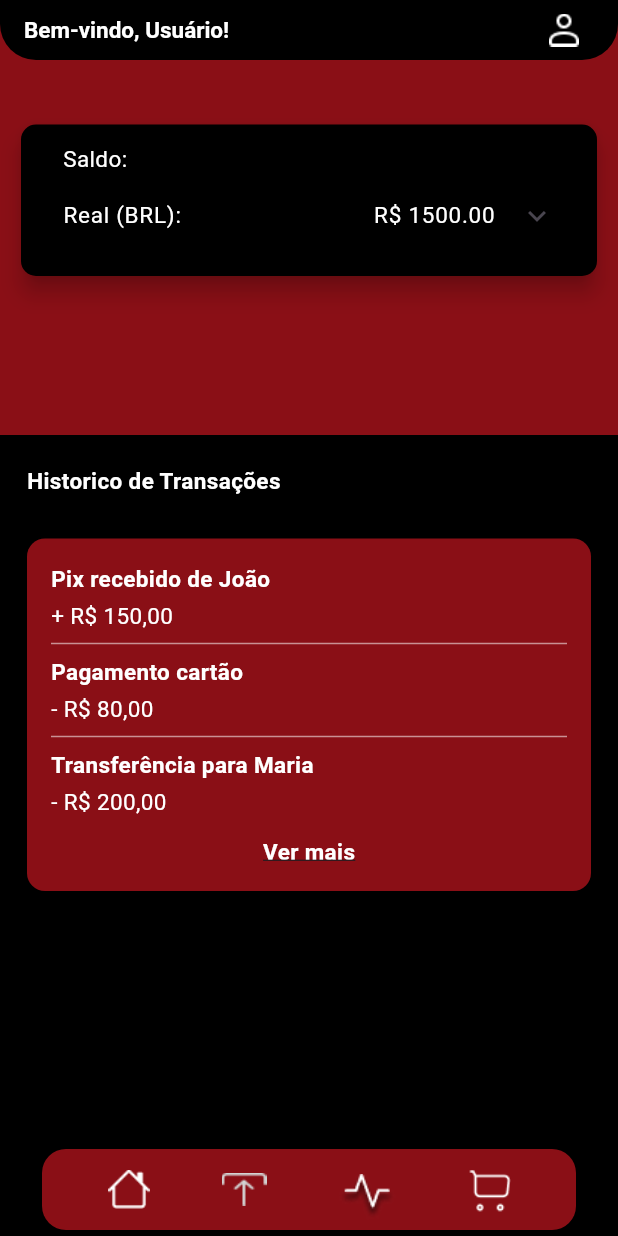
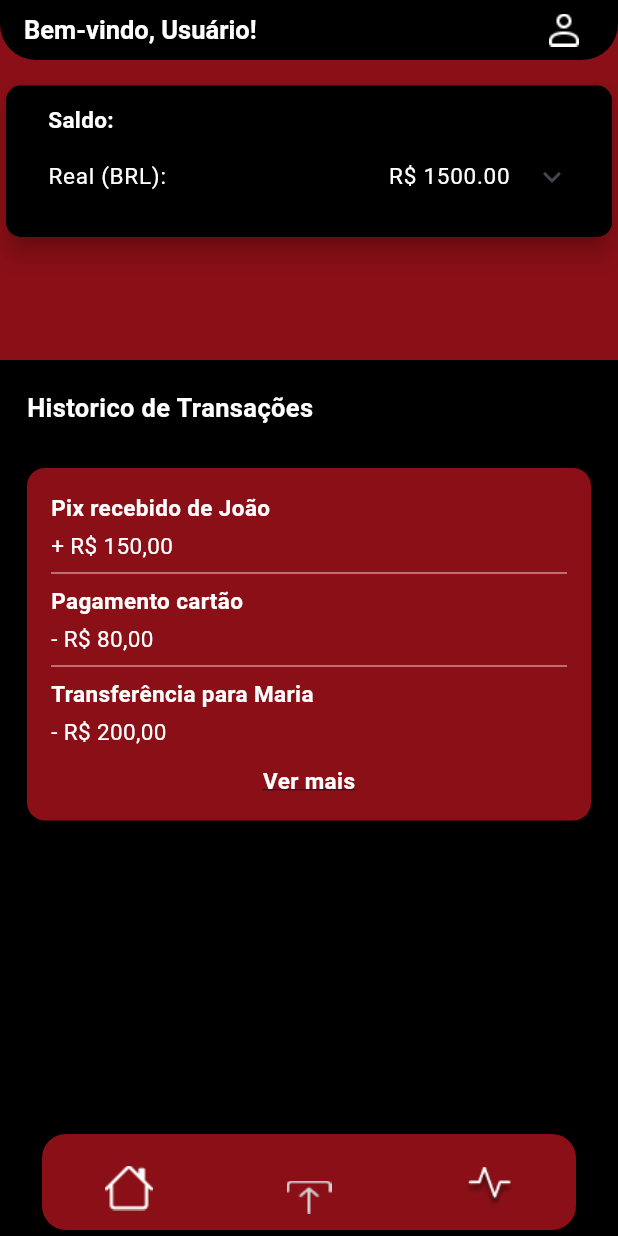
Before and after one commit to D-camara/Banco-digital, a Flutter app: the PrincipalScreen screen opened by its route, on a phone screen of 412 x 824 dp. Run offline on Flutter 3.47's test engine with Material 3 defaults, Android fonts, the phone set to English and light mode, and no system bars; our stand-ins replace image_picker, share_plus.

Commit message:
Reapply "fix: tela principal final"
This reverts commit cb44ec6c11b69221f18e40ad656f284fc6ee1f3b.

```diff
--- a/lib/screens/principal.dart
+++ b/lib/screens/principal.dart
@@ -93,7 +93,16 @@ class _PrincipalScreenState extends State<PrincipalScreen> {
       child: Row(
         mainAxisAlignment: MainAxisAlignment.spaceBetween,
         children: [
-          Text(label, style: whiteText.copyWith(fontSize: 15)),
+          Text(
+            label,
+            style: whiteText.copyWith(
+              fontSize: 15,
+              fontWeight:
+                  label == 'Saldo:'
+                      ? FontWeight.bold
+                      : FontWeight.normal, // só "Saldo:" em negrito
+            ),
+          ),
           Text(value, style: whiteText.copyWith(fontSize: 15)),
         ],
       ),
@@ -118,7 +127,7 @@ class _PrincipalScreenState extends State<PrincipalScreen> {
         title: Text(
           'Bem-vindo, $nome!',
           style: const TextStyle(
-            fontSize: 15,
+            fontSize: 17,
             color: Colors.white,
             fontWeight: FontWeight.bold,
           ),
@@ -135,17 +144,17 @@ class _PrincipalScreenState extends State<PrincipalScreen> {
         children: [
           // Container vermelho com altura fixa
           Container(
-            height: 250,
+            height: 200,
             color: const Color(0xFF8A0F16),
             child: Padding(
-              padding: const EdgeInsets.symmetric(horizontal: 10, vertical: 0),
+              padding: const EdgeInsets.symmetric(horizontal: 0, vertical: 0),
               child: SingleChildScrollView(
                 child: Stack(
                   children: [
                     Column(
                       crossAxisAlignment: CrossAxisAlignment.stretch,
                       children: [
-                        const SizedBox(height: 39),
+                        const SizedBox(height: 13),
                         const SizedBox(height: 0),
                         const SizedBox(height: 0),
                         Card(
@@ -235,7 +244,7 @@ class _PrincipalScreenState extends State<PrincipalScreen> {
                       child: Text(
                         'Historico de Transações',
                         style: const TextStyle(
-                          fontSize: 15,
+                          fontSize: 17,
                           color: Colors.white,
                           fontWeight: FontWeight.bold,
                         ),
@@ -340,27 +349,45 @@ class _PrincipalScreenState extends State<PrincipalScreen> {
             child: Row(
               mainAxisAlignment: MainAxisAlignment.spaceBetween,
               children: [
-                Image.asset('assets/home.png', height: 26, width: 36),
+                // Imagem da esquerda (mais para a esquerda)
+                Padding(
+                  padding: const EdgeInsets.only(
+                    right: 12,
+                    top: 8,
+                  ), // ajuste o valor de right
+                  child: Image.asset('assets/home.png', height: 36, width: 36),
+                ),
+                // Imagem do meio (mais para a direita)
                 GestureDetector(
                   onTap: _abrirTransferencia,
-                  child: Image.asset(
-                    'assets/transf.png',
-                    height: 36,
-                    width: 36,
+                  child: Padding(
+                    padding: const EdgeInsets.only(
+                      left: 12,
+                      right: 12,
+                      top: 20,
+                    ), // ajuste left/right
+                    child: Image.asset(
+                      'assets/transf.png',
+                      height: 36,
+                      width: 36,
+                    ),
                   ),
                 ),
+                // Imagem da direita (mais para a direita)
                 GestureDetector(
                   onTap: _abrirCotacao,
                   child: Padding(
-                    padding: const EdgeInsets.only(top: 10),
+                    padding: const EdgeInsets.only(
+                      left: 12,
+                      top: 8,
+                    ), // ajuste o valor de left
                     child: Image.asset(
                       'assets/cotacao.png',
                       height: 36,
-                      width: 46,
+                      width: 36,
                     ),
                   ),
                 ),
-                Image.asset('assets/cart.png', height: 36, width: 36),
               ],
             ),
           ),
```
Also changed, not shown: assets/cart.png (deleted).
